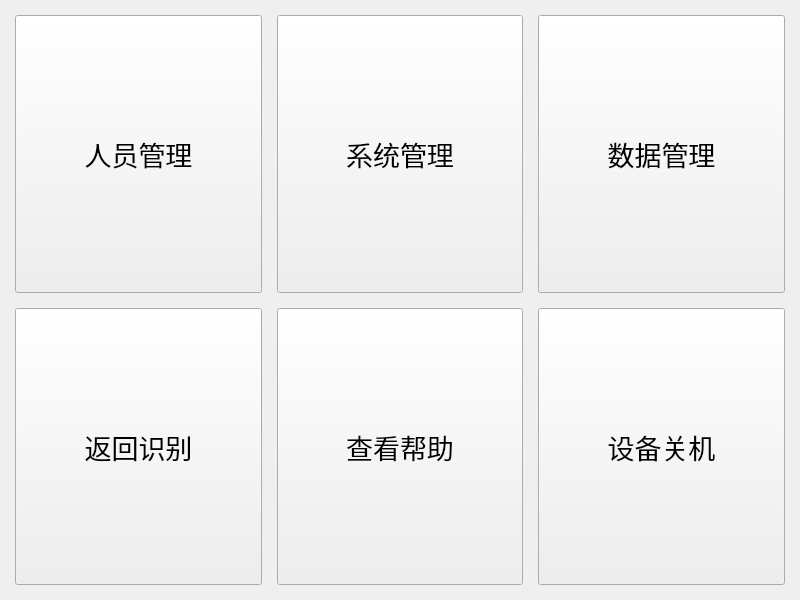
Above: tx2_iris/manager.ui from iuytr09/tx2_iris before the change. Below: the same form after it.
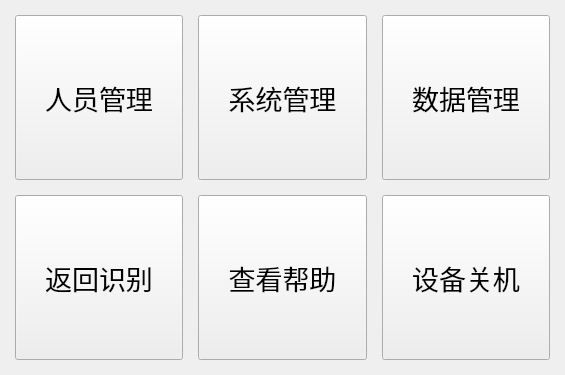
That is the form after the change. Icons and pictures are not drawn.

```diff
--- a/tx2_iris/manager.ui
+++ b/tx2_iris/manager.ui
@@ -6,8 +6,8 @@
    <rect>
     <x>0</x>
     <y>0</y>
-    <width>800</width>
-    <height>600</height>
+    <width>565</width>
+    <height>375</height>
    </rect>
   </property>
   <property name="windowTitle">
@@ -190,7 +190,7 @@
      </property>
      <property name="iconSize">
       <size>
-       <width>212</width>
+       <width>128</width>
        <height>128</height>
       </size>
      </property>
```
